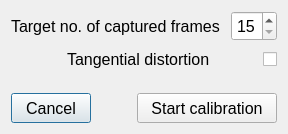
Qt form widgets/camera/camera_calib_settings_dialog.ui (IRMA-LAB/cable_robot) before a commit.
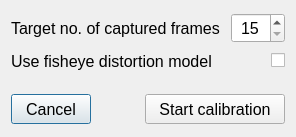
The same form after that commit.

The edit to the form file:
```diff
--- a/widgets/camera/camera_calib_settings_dialog.ui
+++ b/widgets/camera/camera_calib_settings_dialog.ui
@@ -7,7 +7,7 @@
     <x>0</x>
     <y>0</y>
     <width>296</width>
-    <height>139</height>
+    <height>137</height>
    </rect>
   </property>
   <property name="sizePolicy">
@@ -25,9 +25,6 @@
    <string>Dialog</string>
   </property>
   <layout class="QVBoxLayout" name="verticalLayout">
-   <property name="sizeConstraint">
-    <enum>QLayout::SetFixedSize</enum>
-   </property>
    <item>
     <layout class="QHBoxLayout" name="horizontalLayout">
      <item>
@@ -56,14 +53,43 @@
     </layout>
    </item>
    <item>
+    <layout class="QHBoxLayout" name="horizontalLayout_3">
+     <item>
+      <widget class="QLabel" name="label_2">
+       <property name="text">
+        <string>Use fisheye distortion model</string>
+       </property>
+      </widget>
+     </item>
+     <item>
+      <spacer name="horizontalSpacer_2">
+       <property name="orientation">
+        <enum>Qt::Horizontal</enum>
+       </property>
+       <property name="sizeHint" stdset="0">
+        <size>
+         <width>40</width>
+         <height>20</height>
+        </size>
+       </property>
+      </spacer>
+     </item>
+     <item>
     <widget class="QCheckBox" name="checkBox">
+       <property name="font">
+        <font>
+         <pointsize>12</pointsize>
+        </font>
+       </property>
      <property name="layoutDirection">
       <enum>Qt::RightToLeft</enum>
      </property>
      <property name="text">
-      <string>Tangential distortion           </string>
-     </property>
-    </widget>
+        <string/>
+       </property>
+      </widget>
+     </item>
+    </layout>
    </item>
    <item>
     <spacer name="verticalSpacer">
```
Lines whose indentation alone changed are shown as unchanged.
